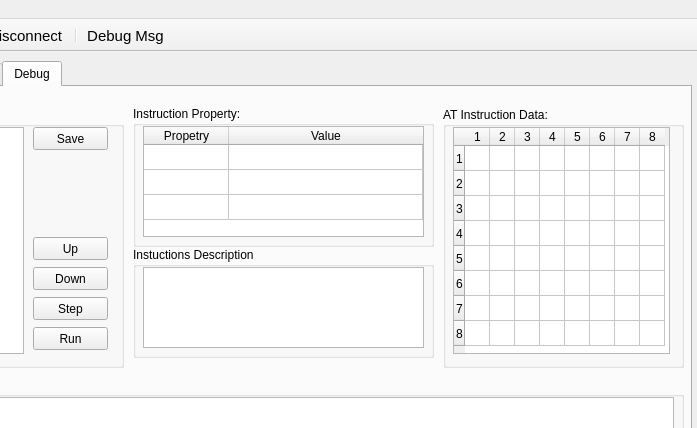
The window that mainwindow.ui (HeartbreakSurvivor/DDCTool) describes before a commit, drawn with Qt 5; both pictures show x 115 to 812 and y 0 to 428 of the 812 by 603 pixel window.
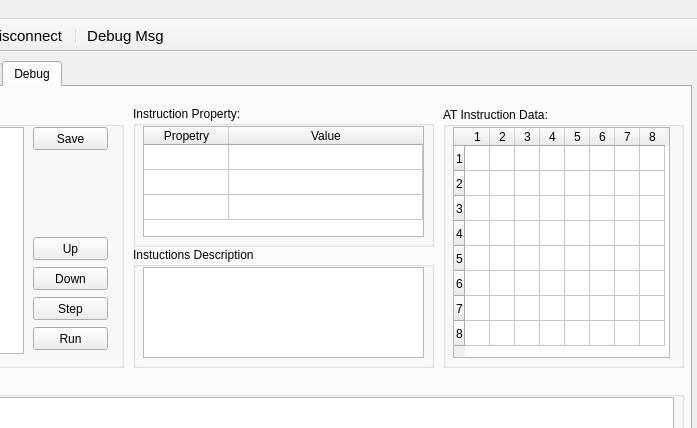
The same window after the commit. Icons and pictures are not drawn.

Commit message: add all the at instructions and refresh the ui

Diff of the .ui file:
```diff
--- a/mainwindow.ui
+++ b/mainwindow.ui
@@ -1275,7 +1275,7 @@
          <x>10</x>
          <y>20</y>
          <width>217</width>
-         <height>227</height>
+         <height>231</height>
         </rect>
        </property>
        <property name="toolTipDuration">
@@ -1540,7 +1540,7 @@
         <x>240</x>
         <y>160</y>
         <width>301</width>
-        <height>111</height>
+        <height>121</height>
        </rect>
       </property>
       <property name="title">
@@ -1552,9 +1552,17 @@
          <x>10</x>
          <y>20</y>
          <width>281</width>
-         <height>81</height>
+         <height>91</height>
         </rect>
        </property>
+       <property name="font">
+        <font>
+         <family>Ebrima</family>
+         <pointsize>10</pointsize>
+         <weight>75</weight>
+         <bold>true</bold>
+        </font>
+       </property>
       </widget>
      </widget>
     </widget>
```
The commit also changes 3 other files.
